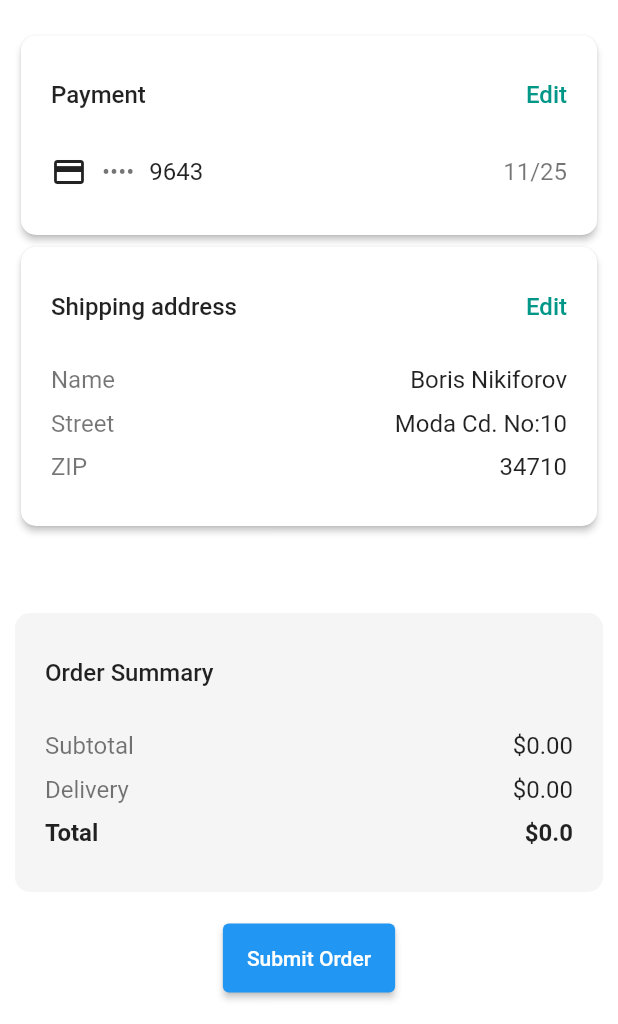
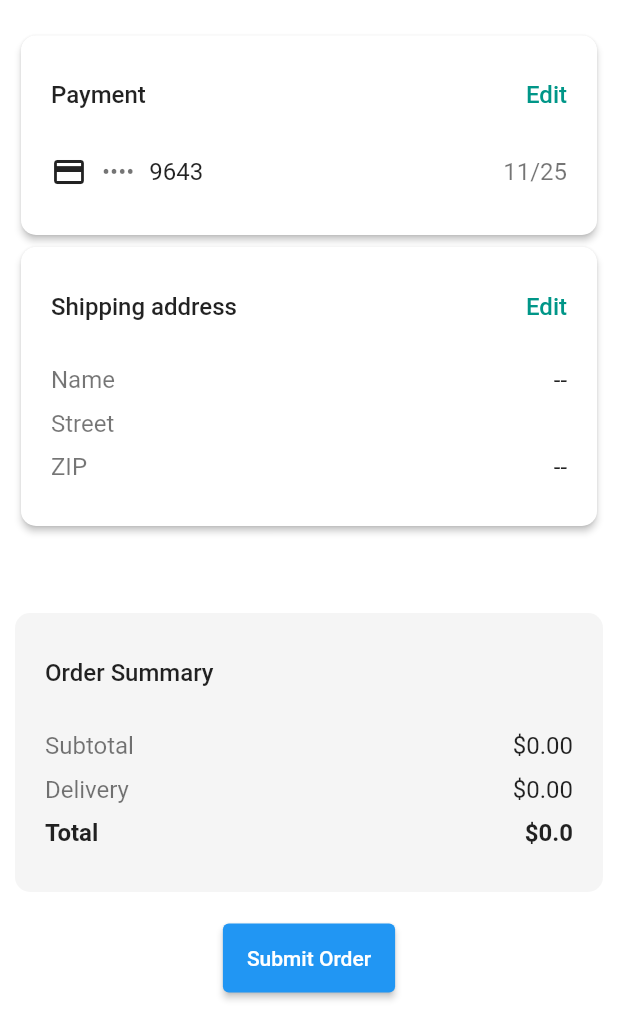
Before and after one commit to nikiforov5000/ecommerce_demo, a Flutter app: the OrderSummary screen opened by its route, on a phone screen of 412 x 824 dp, the part 212-1236 px from its top. Run offline on Flutter 3.47's test engine with Material 2 defaults, Android fonts, the phone set to English and light mode, and no system bars; drawn by our look-alikes of simple_shadow; our stand-ins replace carousel_slider, cloud_firestore, firebase_auth, firebase_core, google_sign_in, rxdart; accounts and stored records are empty.

Commit message:
display userAccount address, zip, name, phone

```diff
--- a/lib/models/user_account/user_account.dart
+++ b/lib/models/user_account/user_account.dart
@@ -1,6 +1,11 @@
 import 'package:cloud_firestore/cloud_firestore.dart';
 import 'package:ecommerce_demo/models/user/local_user.dart';
 import 'package:flutter/foundation.dart';
+
+class Address {
+  String? streetAddress;
+  String? zipCode;
+}
 
 class UserAccount extends ChangeNotifier{
   final String uid;
@@ -10,6 +15,10 @@ class UserAccount extends ChangeNotifier{
   DateTime? updatedAt;
   String? address;
   String? phoneNumber;
+  String? displayedName;
+  String? zipCode;
+
+
 
   UserAccount({
     this.createdAt,
@@ -19,6 +28,8 @@ class UserAccount extends ChangeNotifier{
     this.phoneNumber,
     this.address,
     this.updatedAt,
+    this.displayedName,
+    this.zipCode
   });
 
   static fetchAccount({required String uid}) async {
--- a/lib/screens/order_summary/widgets/shipping_address_details_card.dart
+++ b/lib/screens/order_summary/widgets/shipping_address_details_card.dart
@@ -67,7 +67,7 @@ class UserShippingDetails extends StatelessWidget {
               ],
             ),
             const SizedBox(height: 30),
-            const Row(
+            Row(
               mainAxisAlignment: MainAxisAlignment.spaceBetween,
               children: [
                 Text(
@@ -78,13 +78,13 @@ class UserShippingDetails extends StatelessWidget {
                   ),
                 ),
                 Text(
-                  'Boris Nikiforov',
+                  _userAccount.displayedName ?? '--',
                   style: TextStyle(fontSize: 16),
                 ),
               ],
             ),
             const SizedBox(height: 10),
-            const Row(
+            Row(
               mainAxisAlignment: MainAxisAlignment.spaceBetween,
               children: [
                 Text(
@@ -95,13 +95,13 @@ class UserShippingDetails extends StatelessWidget {
                   ),
                 ),
                 Text(
-                  'Moda Cd. No:10',
+                  _userAccount.address ?? '--',
                   style: TextStyle(fontSize: 16),
                 ),
               ],
             ),
             const SizedBox(height: 10),
-            const Row(
+            Row(
               mainAxisAlignment: MainAxisAlignment.spaceBetween,
               children: [
                 Text(
@@ -112,7 +112,7 @@ class UserShippingDetails extends StatelessWidget {
                   ),
                 ),
                 Text(
-                  '34710',
+                  _userAccount.zipCode ?? '--',
                   style: TextStyle(fontSize: 16),
                 ),
               ],
```
